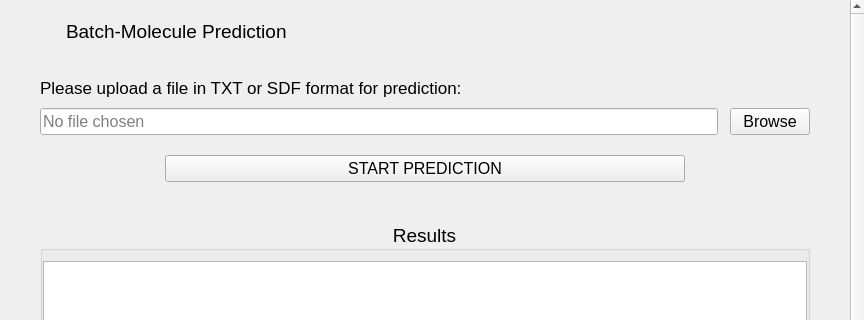
Above: widgets/batch_page_content.ui from xli7654321/Neo-CYPi before the change; both pictures show x 0 to 864 and y 0 to 320 of the 864 by 642 pixel window. Below: the same form after it.
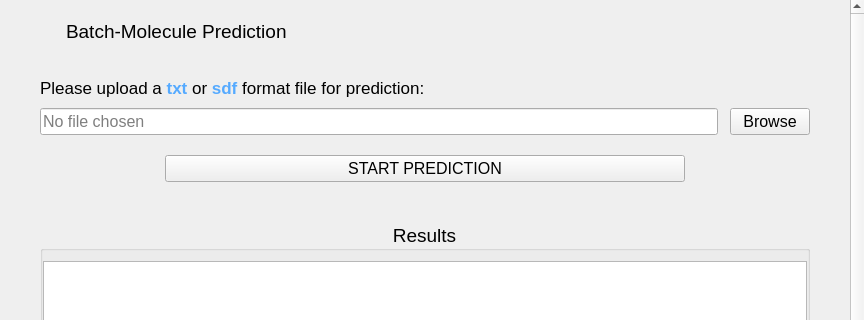
That is the form after the change. Icons and pictures are not drawn.

Commit message: completed single and batch prediction

The edit to the form file:
```diff
--- a/widgets/batch_page_content.ui
+++ b/widgets/batch_page_content.ui
@@ -220,7 +220,7 @@
           </font>
          </property>
          <property name="text">
-          <string>Please upload a file in TXT or SDF format for prediction:</string>
+          <string>&lt;html&gt;&lt;head/&gt;&lt;body&gt;&lt;p&gt;Please upload a &lt;span style=&quot; font-weight:700; color:#55aaff;&quot;&gt;txt&lt;/span&gt; or &lt;span style=&quot; font-weight:700; color:#55aaff;&quot;&gt;sdf&lt;/span&gt; format file for prediction:&lt;/p&gt;&lt;/body&gt;&lt;/html&gt;</string>
          </property>
         </widget>
        </item>
```
Left out of the diff: 4 changed lines with no effect on the pictures. The commit also changes 7 other files.
